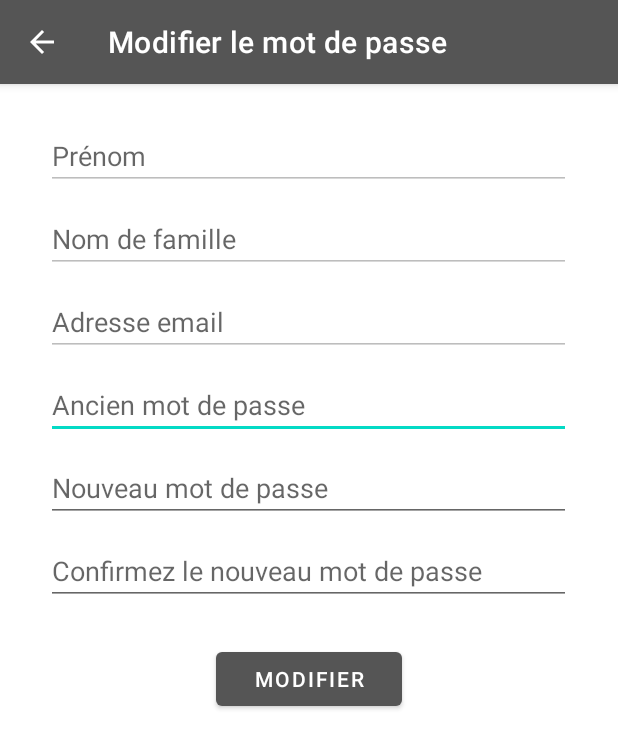
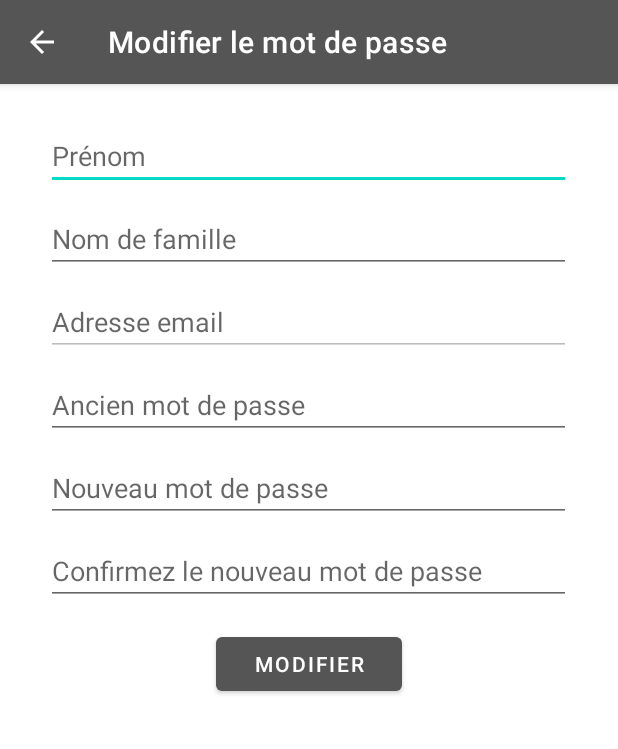
Before and after one commit to LouisFitdevoie/ProjetAndroid, an Android app: the EditProfileActivity screen opened directly, with no data from a screen before it, on a phone screen of 412 x 824 dp. Shown: the top 749 px of the screen. Run offline under Robolectric (Android 15) with nearby library versions, the phone set to English and light mode, and no system bars; 1 statement that could not run was skipped.

Commit message:
Correction d'erreurs visuelles

```diff
--- a/app/src/main/java/be/heh/fitdevoie/projetandroidstudio/Activities/ComprimesActivity.java
+++ b/app/src/main/java/be/heh/fitdevoie/projetandroidstudio/Activities/ComprimesActivity.java
@@ -258,6 +258,7 @@ public class ComprimesActivity extends AppCompatActivity {
                     bt_comprimes.setText("CONNECT");
                     bt_comprimes_write.setVisibility(View.GONE);
                     et_comprimes_valueToSend.setText(null);
+                    bt_comprimes_openBrowser.setVisibility(View.GONE);
 
                     rl_comprimes_read.setVisibility(View.GONE);
                     rl_comprimes_parametres.setVisibility(View.VISIBLE);
--- a/app/src/main/res/layout/activity_edit_profile.xml
+++ b/app/src/main/res/layout/activity_edit_profile.xml
@@ -13,11 +13,10 @@
             android:id="@+id/et_editProfile_firstName"
             android:layout_width="350dp"
             android:layout_height="wrap_content"
-            android:inputType="text"
+            android:layout_centerHorizontal="true"
             android:layout_marginTop="25dp"
-            android:layout_centerHorizontal="true"
             android:hint="Prénom"
-            android:enabled="false"/>
+            android:inputType="text" />
 
         <EditText
             android:id="@+id/et_editProfile_lastName"
@@ -27,8 +26,7 @@
             android:layout_below="@+id/et_editProfile_firstName"
             android:layout_marginTop="10dp"
             android:layout_centerHorizontal="true"
-            android:hint="Nom de famille"
-            android:enabled="false"/>
+            android:hint="Nom de famille"/>
 
         <EditText
             android:id="@+id/et_editProfile_email"
@@ -45,11 +43,11 @@
             android:id="@+id/et_editProfile_oldPassword"
             android:layout_width="350dp"
             android:layout_height="wrap_content"
-            android:inputType="textPassword"
             android:layout_below="@+id/et_editProfile_email"
+            android:layout_centerHorizontal="true"
             android:layout_marginTop="10dp"
-            android:layout_centerHorizontal="true"
-            android:hint="Ancien mot de passe"/>
+            android:hint="Ancien mot de passe"
+            android:inputType="textPassword" />
 
         <EditText
             android:id="@+id/et_editProfile_password"
@@ -75,7 +73,6 @@
             android:id="@+id/tv_modification_incomplete"
             android:layout_width="match_parent"
             android:layout_height="wrap_content"
-            android:maxHeight="0dp"
             android:layout_below="@+id/et_editProfile_passwordConfirmation"
             android:layout_marginTop="10dp"
             android:layout_centerHorizontal="true"
@@ -83,8 +80,7 @@
             android:textAlignment="center"
             android:textColor="#FF0000"
             android:textStyle="italic"
-            android:text=""
-            android:visibility="invisible"/>
+            android:visibility="gone"/>
 
         <Button
             android:id="@+id/bt_modification"
```
Also changed, not shown: app/src/main/java/be/heh/fitdevoie/projetandroidstudio/Activities/EditProfileActivity.java (+10 -7 lines).
